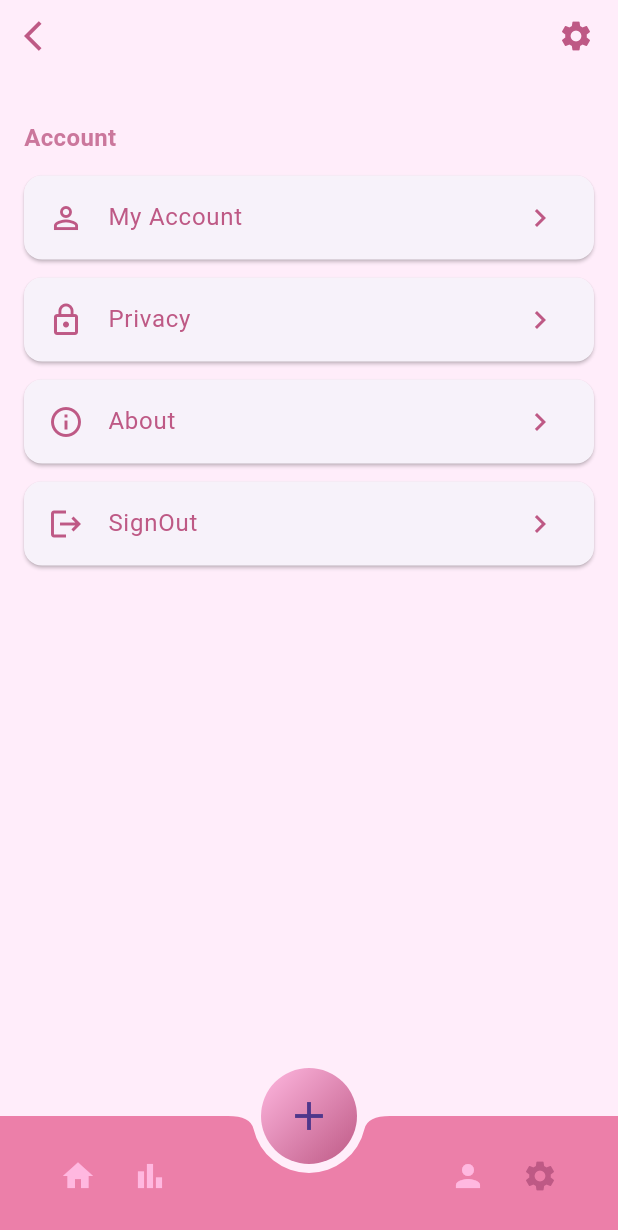
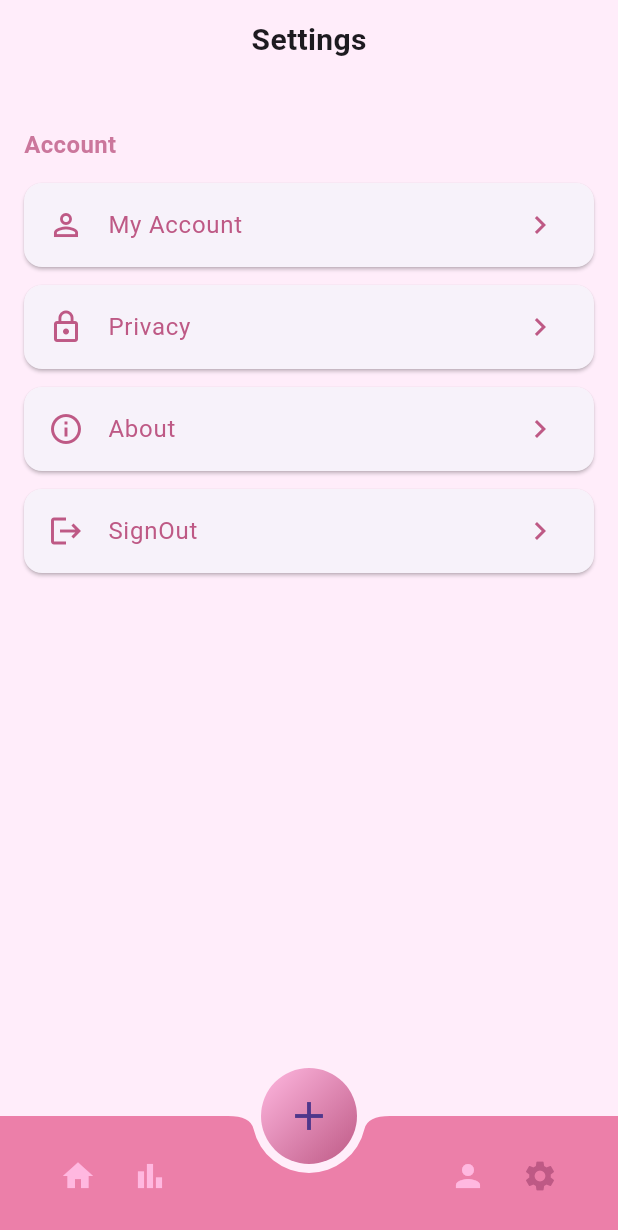
Before and after one commit to suvarnaks1/expancetracker, a Flutter app: the screen it shows once a user with an empty profile is signed in, item 4 of the bottom bar chosen, on a phone screen of 412 x 824 dp. Shown: the top 1230 px of the screen. Run offline on Flutter 3.47's test engine with Material 3 defaults, Android fonts, the phone set to English and light mode, and no system bars; our stand-ins replace cloud_firestore, firebase_auth, firebase_core, firebase_storage, fl_chart, image_picker and 2 more; accounts and stored records are empty.

Commit message:
some error

```diff
--- a/lib/view/common/bottom_nav.dart
+++ b/lib/view/common/bottom_nav.dart
@@ -21,7 +21,6 @@ class _MainScreenState extends State<BottomNav> {
     ExpenseMonthView(),
     EditProfileScreen(),
     ProfileSettingsPage(),
-
   ];
 
   void _onItemTapped(int index) => setState(() => _selectedIndex = index);
--- a/lib/view/common/profile_setting_page.dart
+++ b/lib/view/common/profile_setting_page.dart
@@ -19,10 +19,11 @@ class ProfileSettingsPage extends StatelessWidget {
             Padding(
               padding: const EdgeInsets.symmetric(horizontal: 16, vertical: 12),
               child: Row(
-                mainAxisAlignment: MainAxisAlignment.spaceBetween,
+                mainAxisAlignment: MainAxisAlignment.center,
                 children: [
-                  Icon(Icons.arrow_back_ios, color: AppColors.deepPink),
-                  Icon(Icons.settings, color: AppColors.deepPink),
+                 Text('Settings',
+                      style:
+                          TextStyle(fontSize: 20, fontWeight: FontWeight.bold)),
                 ],
               ),
             ),
```
Also changed, not shown: lib/view/expance/expancemonthview.dart (+3 -6 lines).
